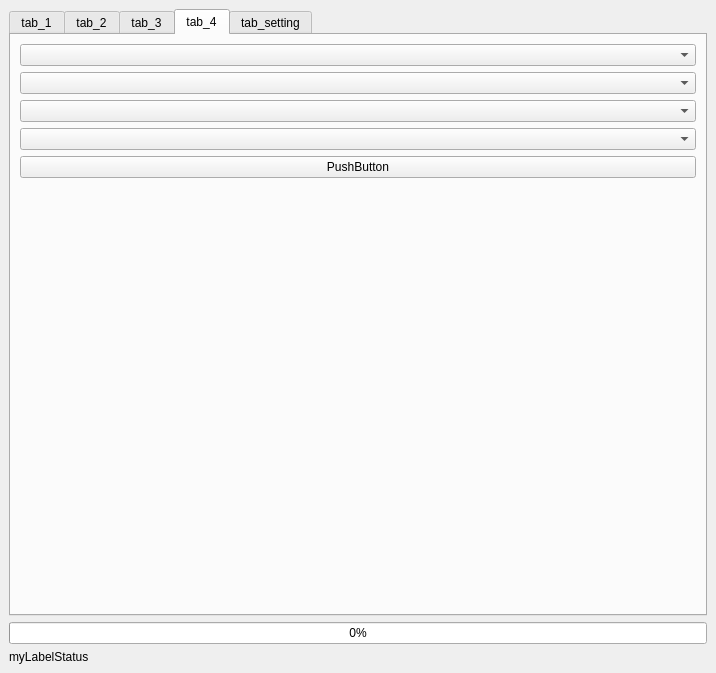
Qt form jpdata_dockwidget_base.ui (babayoshihiko/jpdata) before a commit.
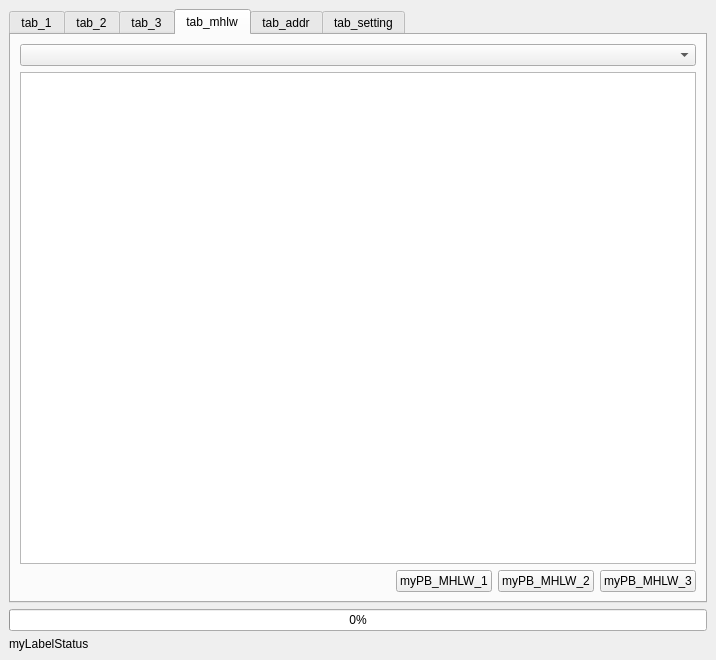
The same form after that commit. The open tabs and pages were chosen to show the change.

What changed in the file:
```diff
--- a/jpdata_dockwidget_base.ui
+++ b/jpdata_dockwidget_base.ui
@@ -7,35 +7,15 @@
     <x>0</x>
     <y>0</y>
     <width>716</width>
-    <height>673</height>
+    <height>660</height>
    </rect>
   </property>
   <property name="windowTitle">
    <string>jpdata</string>
   </property>
   <widget class="QWidget" name="dockWidgetContents">
-   <layout class="QGridLayout" name="gridLayout">
-    <item row="8" column="0">
-     <widget class="QProgressBar" name="progressBar">
-      <property name="sizePolicy">
-       <sizepolicy hsizetype="Expanding" vsizetype="Fixed">
-        <horstretch>1</horstretch>
-        <verstretch>0</verstretch>
-       </sizepolicy>
-      </property>
-      <property name="value">
-       <number>0</number>
-      </property>
-     </widget>
-    </item>
-    <item row="9" column="0">
-     <widget class="QLabel" name="myLabelStatus">
-      <property name="text">
-       <string>myLabelStatus</string>
-      </property>
-     </widget>
-    </item>
-    <item row="7" column="0">
+   <layout class="QVBoxLayout" name="verticalLayout_4">
+    <item>
      <widget class="QTabWidget" name="myTabWidget">
       <property name="currentIndex">
        <number>4</number>
@@ -240,7 +220,58 @@
       </widget>
       <widget class="QWidget" name="tab_4">
        <attribute name="title">
-        <string>tab_4</string>
+        <string>tab_mhlw</string>
+       </attribute>
+       <layout class="QVBoxLayout" name="verticalLayout_6">
+        <item>
+         <widget class="QComboBox" name="myCB_MHLW"/>
+        </item>
+        <item>
+         <widget class="QListWidget" name="myLW_MHLW"/>
+        </item>
+        <item>
+         <layout class="QHBoxLayout" name="horizontalLayout_6">
+          <item>
+           <spacer name="horizontalSpacer_3">
+            <property name="orientation">
+             <enum>Qt::Horizontal</enum>
+            </property>
+            <property name="sizeHint" stdset="0">
+             <size>
+              <width>40</width>
+              <height>20</height>
+             </size>
+            </property>
+           </spacer>
+          </item>
+          <item>
+           <widget class="QPushButton" name="myPB_MHLW_1">
+            <property name="text">
+             <string>myPB_MHLW_1</string>
+            </property>
+           </widget>
+          </item>
+          <item>
+           <widget class="QPushButton" name="myPB_MHLW_2">
+            <property name="text">
+             <string>myPB_MHLW_2</string>
+            </property>
+           </widget>
+          </item>
+          <item>
+           <widget class="QPushButton" name="myPB_MHLW_3">
+            <property name="text">
+             <string>myPB_MHLW_3</string>
+            </property>
+           </widget>
+          </item>
+         </layout>
+        </item>
+       </layout>
+      </widget>
+      <widget class="QWidget" name="tab_addr">
+       <attribute name="title">
+        <string>tab_addr</string>
        </attribute>
        <layout class="QGridLayout" name="gridLayout_5">
         <item row="0" column="0">
@@ -401,6 +432,26 @@
       </widget>
      </widget>
     </item>
+    <item>
+     <widget class="QProgressBar" name="progressBar">
+      <property name="sizePolicy">
+       <sizepolicy hsizetype="Expanding" vsizetype="Fixed">
+        <horstretch>1</horstretch>
+        <verstretch>0</verstretch>
+       </sizepolicy>
+      </property>
+      <property name="value">
+       <number>0</number>
+      </property>
+     </widget>
+    </item>
+    <item>
+     <widget class="QLabel" name="myLabelStatus">
+      <property name="text">
+       <string>myLabelStatus</string>
+      </property>
+     </widget>
+    </item>
    </layout>
   </widget>
  </widget>
```
Left out of the diff: 4 changed lines with no effect on the pictures.
